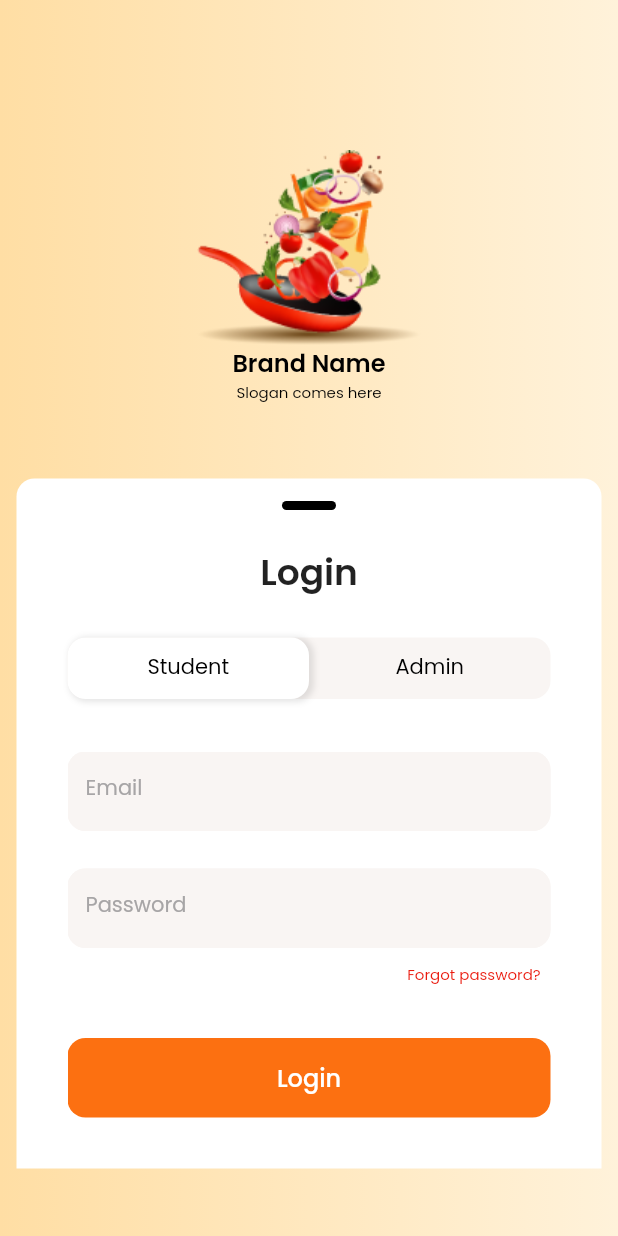
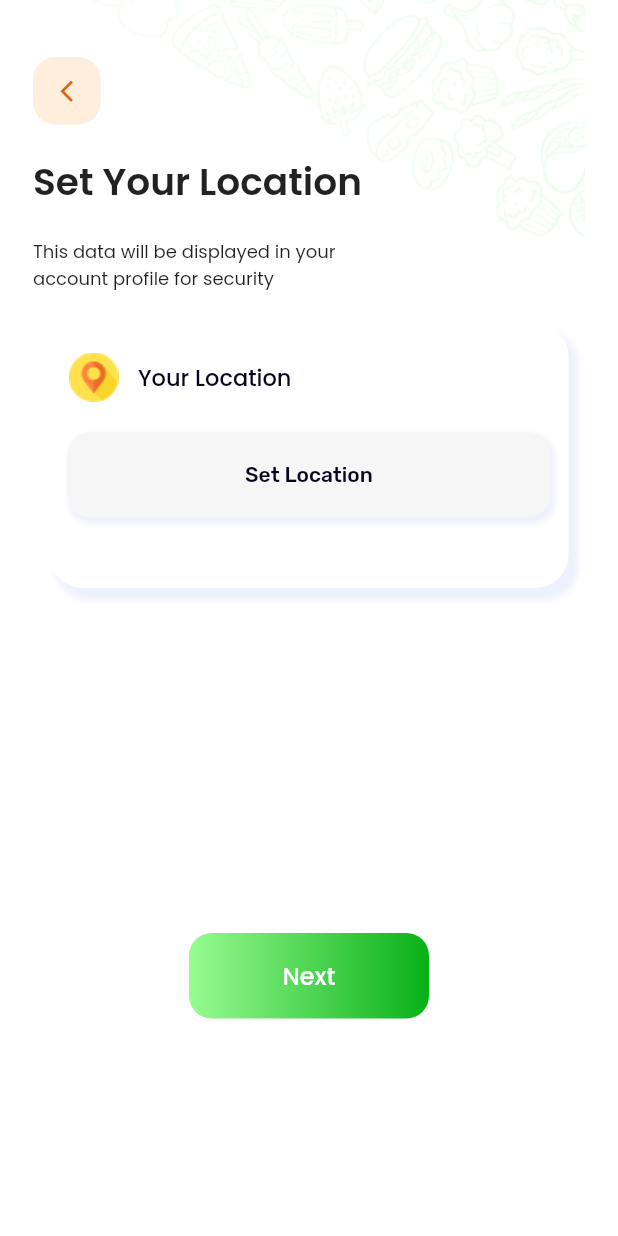
Before and after one commit to The-Robotics-Forum/flutter-ui-templates, a Flutter app: the screen it shows after launch, on a phone screen of 412 x 824 dp. Run offline on Flutter 3.47's test engine with Material 2 defaults, Android fonts, the phone set to English and light mode, and no system bars; our stand-ins replace animated_splash_screen, battery_plus, carousel_slider, fl_chart, flutter_map, flutter_slidable and 17 more; missing offline and left inert: battery_indicator, flutter_settings_ui, qr_code_scanner, tab_container, torch_light; project files that could hold a hidden picture were left out.

Commit message:
#122 Fixed Set Location (#137)

```diff
--- /dev/null
+++ b/projects/canteen_app/lib/Screen/set_location_screen.dart
@@ -0,0 +1,202 @@
+import 'package:flutter/material.dart';
+import 'package:google_fonts/google_fonts.dart';
+import 'package:geolocator/geolocator.dart';
+import 'package:geocoding/geocoding.dart';
+
+class SetLocationScreen extends StatefulWidget {
+  const SetLocationScreen({Key? key}) : super(key: key);
+
+  @override
+  State<SetLocationScreen> createState() => _SetLocationScreenState();
+}
+
+class _SetLocationScreenState extends State<SetLocationScreen> {
+  String location ='';
+  var Address;
+  Future<Position> _getGeoLocationPosition() async {
+    bool serviceEnabled;
+    LocationPermission permission;
+
+    // Test if location services are enabled.
+    serviceEnabled = await Geolocator.isLocationServiceEnabled();
+    if (!serviceEnabled) {
+      // Location services are not enabled don't continue
+      // accessing the position and request users of the
+      // App to enable the location services.
+      await Geolocator.openLocationSettings();
+      return Future.error('Location services are disabled.');
+    }
+
+    permission = await Geolocator.checkPermission();
+    if (permission == LocationPermission.denied) {
+      permission = await Geolocator.requestPermission();
+      if (permission == LocationPermission.denied) {
+
+        return Future.error('Location permissions are denied');
+      }
+    }
+
+    if (permission == LocationPermission.deniedForever) {
+      // Permissions are denied forever, handle appropriately.
+      return Future.error(
+          'Location permissions are permanently denied, we cannot request permissions.');
+    }
+
+    // When we reach here, permissions are granted and we can
+    // continue accessing the position of the device.
+    return await Geolocator.getCurrentPosition(desiredAccuracy: LocationAccuracy.high);
+  }
+  Future<void> GetAddressFromLatLong(Position position)async {
+    List<Placemark> placemarks = await placemarkFromCoordinates(position.latitude, position.longitude);
+
+    Placemark place = placemarks[0];
+    Address = '${place.street}, ${place.subLocality}, ${place.locality}, ${place.postalCode}, ${place.country}';
+
+  }
+  @override
+  Widget build(BuildContext context) {
+    return Scaffold(
+      backgroundColor: const Color(0xFFFFFFFF),
+      body: SafeArea(
+        child: Stack(
+          children: [
+            const Image(image: AssetImage('assets/Pattern2.jpg')),
+            Column(
+              crossAxisAlignment: CrossAxisAlignment.start,
+              children: [
+                Padding(
+                  padding: const EdgeInsets.only(top: 38.0, left: 22),
+                  child: GestureDetector(
+                    onTap: (){Navigator.pop(context);},
+                    child: Container(
+                      height: 45,
+                      width: 45,
+                      decoration: BoxDecoration(
+                        borderRadius: BorderRadius.circular(15),
+                        color: const Color(0xFFF9A84D).withOpacity(0.2),
+                      ),
+                      child: const Icon(
+                        Icons.arrow_back_ios_new_outlined,
+                        size: 17,
+                        color: Color(0xFFDA6317),
+                      ),
+                    ),
+                  ),
+                ),
+                Padding(
+                  padding: const EdgeInsets.only(top: 20.0, left: 22),
+                  child: Text(
+                    'Set Your Location',
+                    style: GoogleFonts.poppins(fontSize: 25, fontWeight: FontWeight.w600),
+                  ),
+                ),
+                Padding(
+                  padding: const EdgeInsets.only(top: 19.0, left: 22),
+                  child: SizedBox(
+                      width: 250,
+                      child: Text(
+                        'This data will be displayed in your account profile for security',
+                        style: GoogleFonts.poppins(fontSize: 12, fontWeight: FontWeight.w400),
+                      )),
+                ),
+                const SizedBox(
+                  height: 20,
+                ),
+                Center(
+                  child: Container(
+                    height: 177,
+                    width: 346,
+                    decoration: BoxDecoration(
+                      borderRadius: BorderRadius.circular(22),
+                      color: Colors.white,
+                      boxShadow: [
+                        BoxShadow(
+                          color: const Color(0xFF5A6CEA).withOpacity(0.1),
+                          blurRadius: 3,
+                          spreadRadius: 1,
+                          offset: const Offset(5, 7),
+                        )
+                      ]
+                    ),
+                    child: Column(
+                      children: [
+                        Row(
+                          children:  [
+                            const Padding(
+                              padding:  EdgeInsets.only(top: 20.0,left: 13),
+                              child:  Image(image: AssetImage('assets/PinLogo.png')),
+                            ),
+                              Padding(
+                              padding: const EdgeInsets.only(top: 20.0,left: 13),
+                              child: Address != null ? SizedBox(
+                                width: 270,
+                                  child: Text('${Address}',style: GoogleFonts.poppins(fontSize: 15,fontWeight: FontWeight.w500,color: const Color(0xFF09051C)),)):
+                              Text('Your Location',style: GoogleFonts.poppins(fontSize: 15,fontWeight: FontWeight.w500,color: const Color(0xFF09051C)),),
+                            ),
+                          ],
+                        ),
+                        const SizedBox(height: 20,),
+                        GestureDetector(
+                          onTap: () async{
+                            Position position = await _getGeoLocationPosition();
+                            location ='Lat: ${position.latitude} , Long: ${position.longitude}';
+                            GetAddressFromLatLong(position);
+                            setState(() {
+
+                            });
+                          },
+                          child: Container(
+                            height: 57,
+                              width: 322,
+                            decoration: BoxDecoration(
+                              borderRadius: BorderRadius.circular(15),
+                              color: const Color(0xFFF6F6F6),
+                              boxShadow: [
+                                BoxShadow(
+                                  color: const Color(0xFF5A6CEA).withOpacity(0.1),
+                                  blurRadius: 3,
+                                  spreadRadius: 1,
+                                  offset: const Offset(2,3)
+                                )
+                              ]
+                            ),
+                            child: Center(
+                              child: Text('Set Location',style: GoogleFonts.rubik(fontSize: 14,fontWeight: FontWeight.w500,color: const Color(0xFF09051C)),),
+                            ),
+                          ),
+                        )
+                      ],
+                    ),
+                  ),
+                ),
+                const SizedBox(height: 230,),
+                GestureDetector(
+                  onTap: (){
+
+                  },
+                  child: Center(
+                    child: Container(
+                      height: 57,
+                      width: 160,
+                      alignment: Alignment.center,
+                      decoration: BoxDecoration(
+                          borderRadius: BorderRadius.circular(15),
+                          gradient: const  LinearGradient(
+                              colors:[
+                                Color(0xFF98FB91),
+                                Color(0xFF08B118),
+                              ]
+                          )
+                      ),
+                      child: Text('Next', style: GoogleFonts.poppins(fontSize: 16,fontWeight: FontWeight.w500,color: Colors.white),),
+                    ),
+                  ),
+                ),
+              ],
+            )
+          ],
+        ),
+      ),
+    );
+  }
+}
--- a/projects/canteen_app/lib/main.dart
+++ b/projects/canteen_app/lib/main.dart
@@ -1,5 +1,6 @@
 import 'package:canteen_app/Screen/Register/registrationScreen.dart';
 import 'package:canteen_app/Screen/login_page-II.dart';
+import 'package:canteen_app/Screen/set_location_screen.dart';
 import 'package:canteen_app/Screen/starter_page.dart';
 import 'package:canteen_app/Screen/starter_page.dart';
 import 'package:canteen_app/Screen/order_page.dart';
@@ -22,7 +23,7 @@ class MyApp extends StatelessWidget {
         primarySwatch: Colors.blue,
       ),
       debugShowCheckedModeBanner: false,
-      home: const LoginScreen(),
+      home: const SetLocationScreen(),
 
     );
   }
--- a/projects/canteen_app/pubspec.yaml
+++ b/projects/canteen_app/pubspec.yaml
@@ -38,6 +38,8 @@ dependencies:
   image_picker: ^0.8.5+3
   salomon_bottom_bar: ^3.3.1
   flutter_slidable: ^2.0.0
+  geolocator: ^9.0.1
+  geocoding: ^2.0.4
 
 
 dev_dependencies:
```
Also changed, not shown: projects/canteen_app/assets/PinLogo.png (added), projects/canteen_app/pubspec.lock, 5 other files.
